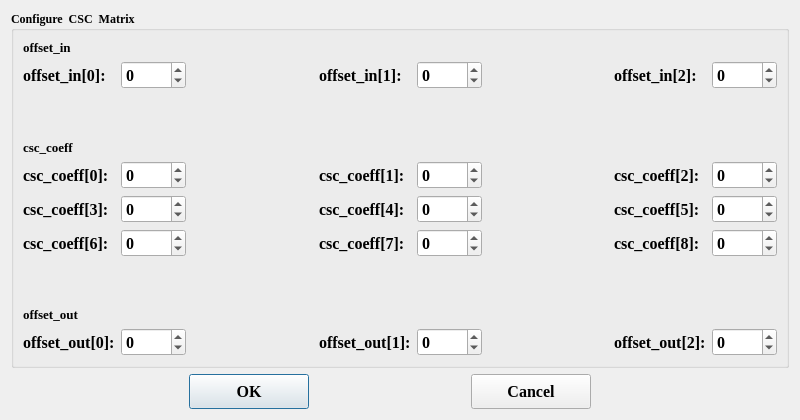
HuJingwen1211/MCISP, file Dialog/csc_dialog.ui: the form before one commit.
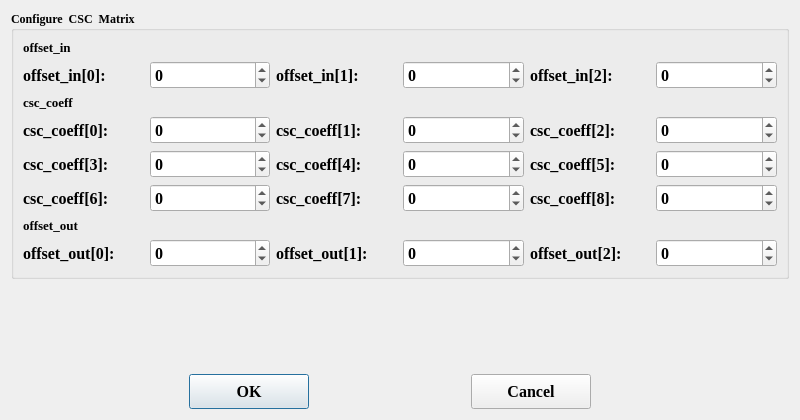
The form after the commit.

Patch:
```diff
--- a/Dialog/csc_dialog.ui
+++ b/Dialog/csc_dialog.ui
@@ -26,7 +26,6 @@
       <font>
        <family>Times New Roman</family>
        <pointsize>9</pointsize>
-       <weight>75</weight>
        <bold>true</bold>
       </font>
      </property>
@@ -34,61 +33,40 @@
       <string>Configure  CSC  Matrix</string>
      </property>
      <layout class="QGridLayout" name="gridLayout">
-      <item row="1" column="0">
-       <widget class="QLabel" name="label_16">
+      <item row="12" column="2">
+       <widget class="QLabel" name="label_8">
         <property name="font">
          <font>
-          <pointsize>10</pointsize>
-         </font>
-        </property>
-        <property name="text">
-         <string>offset_in</string>
-        </property>
-       </widget>
-      </item>
-      <item row="2" column="4">
-       <widget class="QSpinBox" name="offset_in1">
-        <property name="font">
-         <font>
           <family>Times New Roman</family>
           <pointsize>12</pointsize>
-          <weight>75</weight>
           <bold>true</bold>
          </font>
         </property>
-        <property name="minimum">
-         <number>-5000</number>
+        <property name="text">
+         <string>csc_coeff[7]:</string>
         </property>
-        <property name="maximum">
-         <number>5000</number>
-        </property>
-        <property name="value">
-         <number>0</number>
-        </property>
        </widget>
       </item>
-      <item row="2" column="0">
-       <widget class="QLabel" name="label_13">
+      <item row="6" column="4">
+       <widget class="QLabel" name="label_3">
         <property name="font">
          <font>
           <family>Times New Roman</family>
           <pointsize>12</pointsize>
-          <weight>75</weight>
           <bold>true</bold>
          </font>
         </property>
         <property name="text">
-         <string>offset_in[0]:</string>
+         <string>csc_coeff[2]:</string>
         </property>
        </widget>
       </item>
-      <item row="2" column="1">
-       <widget class="QSpinBox" name="offset_in0">
+      <item row="16" column="1">
+       <widget class="QSpinBox" name="offset_out0">
         <property name="font">
          <font>
           <family>Times New Roman</family>
           <pointsize>12</pointsize>
-          <weight>75</weight>
           <bold>true</bold>
          </font>
         </property>
@@ -104,22 +82,26 @@
        </widget>
       </item>
       <item row="16" column="0">
-       <widget class="QLabel" name="label_18">
+       <widget class="QLabel" name="label_10">
         <property name="font">
          <font>
-          <pointsize>10</pointsize>
+          <family>Times New Roman</family>
+          <pointsize>12</pointsize>
+          <bold>true</bold>
          </font>
         </property>
         <property name="text">
-         <string>offset_out</string>
+         <string>offset_out[0]:</string>
         </property>
        </widget>
       </item>
-      <item row="6" column="0">
+      <item row="5" column="0">
        <widget class="QLabel" name="label_17">
         <property name="font">
          <font>
+          <family>Times New Roman</family>
           <pointsize>10</pointsize>
+          <bold>true</bold>
          </font>
         </property>
         <property name="text">
@@ -127,100 +109,12 @@
         </property>
        </widget>
       </item>
-      <item row="13" column="7">
-       <widget class="QSpinBox" name="csc_coeff8">
-        <property name="font">
-         <font>
-          <family>Times New Roman</family>
-          <pointsize>12</pointsize>
-          <weight>75</weight>
-          <bold>true</bold>
-         </font>
-        </property>
-        <property name="minimum">
-         <number>-5000</number>
-        </property>
-        <property name="maximum">
-         <number>5000</number>
-        </property>
-        <property name="value">
-         <number>0</number>
-        </property>
-       </widget>
-      </item>
-      <item row="13" column="3">
-       <widget class="QLabel" name="label_8">
-        <property name="font">
-         <font>
-          <family>Times New Roman</family>
-          <pointsize>12</pointsize>
-          <weight>75</weight>
-          <bold>true</bold>
-         </font>
-        </property>
-        <property name="text">
-         <string>csc_coeff[7]:</string>
-        </property>
-       </widget>
-      </item>
-      <item row="13" column="6">
-       <widget class="QLabel" name="label_9">
-        <property name="font">
-         <font>
-          <family>Times New Roman</family>
-          <pointsize>12</pointsize>
-          <weight>75</weight>
-          <bold>true</bold>
-         </font>
-        </property>
-        <property name="text">
-         <string>csc_coeff[8]:</string>
-        </property>
-       </widget>
-      </item>
-      <item row="13" column="4">
-       <widget class="QSpinBox" name="csc_coeff7">
-        <property name="font">
-         <font>
-          <family>Times New Roman</family>
-          <pointsize>12</pointsize>
-          <weight>75</weight>
-          <bold>true</bold>
-         </font>
-        </property>
-        <property name="minimum">
-         <number>-5000</number>
-        </property>
-        <property name="maximum">
-         <number>5000</number>
-        </property>
-        <property name="value">
-         <number>0</number>
-        </property>
-       </widget>
-      </item>
-      <item row="7" column="0">
-       <widget class="QLabel" name="label">
-        <property name="font">
-         <font>
-          <family>Times New Roman</family>
-          <pointsize>12</pointsize>
-          <weight>75</weight>
-          <bold>true</bold>
-         </font>
-        </property>
-        <property name="text">
-         <string>csc_coeff[0]:</string>
-        </property>
-       </widget>
-      </item>
-      <item row="7" column="3">
+      <item row="6" column="2">
        <widget class="QLabel" name="label_2">
         <property name="font">
          <font>
           <family>Times New Roman</family>
           <pointsize>12</pointsize>
-          <weight>75</weight>
           <bold>true</bold>
          </font>
         </property>
@@ -229,106 +123,26 @@
         </property>
        </widget>
       </item>
-      <item row="7" column="4">
-       <widget class="QSpinBox" name="csc_coeff1">
+      <item row="6" column="0">
+       <widget class="QLabel" name="label">
         <property name="font">
          <font>
           <family>Times New Roman</family>
           <pointsize>12</pointsize>
-          <weight>75</weight>
           <bold>true</bold>
          </font>
         </property>
-        <property name="minimum">
-         <number>-5000</number>
-        </property>
-        <property name="maximum">
-         <number>5000</number>
-        </property>
-        <property name="value">
-         <number>0</number>
-        </property>
-       </widget>
-      </item>
-      <item row="10" column="1">
-       <widget class="QSpinBox" name="csc_coeff3">
-        <property name="font">
-         <font>
-          <family>Times New Roman</family>
-          <pointsize>12</pointsize>
-          <weight>75</weight>
-          <bold>true</bold>
-         </font>
-        </property>
-        <property name="minimum">
-         <number>-5000</number>
-        </property>
-        <property name="maximum">
-         <number>5000</number>
-        </property>
-        <property name="value">
-         <number>0</number>
-        </property>
-       </widget>
-      </item>
-      <item row="7" column="1">
-       <widget class="QSpinBox" name="csc_coeff0">
-        <property name="font">
-         <font>
-          <family>Times New Roman</family>
-          <pointsize>12</pointsize>
-          <weight>75</weight>
-          <bold>true</bold>
-         </font>
-        </property>
-        <property name="minimum">
-         <number>-5000</number>
-        </property>
-        <property name="maximum">
-         <number>5000</number>
-        </property>
-        <property name="value">
-         <number>0</number>
-        </property>
-       </widget>
-      </item>
-      <item row="17" column="0">
-       <widget class="QLabel" name="label_10">
-        <property name="font">
-         <font>
-          <family>Times New Roman</family>
-          <pointsize>12</pointsize>
-          <weight>75</weight>
-          <bold>true</bold>
-         </font>
-        </property>
         <property name="text">
-         <string>offset_out[0]:</string>
+         <string>csc_coeff[0]:</string>
         </property>
        </widget>
       </item>
-      <item row="10" column="0">
-       <widget class="QLabel" name="label_4">
-        <property name="font">
-         <font>
-          <family>Times New Roman</family>
-          <pointsize>12</pointsize>
-          <weight>75</weight>
-          <bold>true</bold>
-         </font>
-        </property>
-        <property name="text">
-         <string>csc_coeff[3]:</string>
-        </property>
-       </widget>
-      </item>
-      <item row="10" column="7">
+      <item row="9" column="5">
        <widget class="QSpinBox" name="csc_coeff5">
         <property name="font">
          <font>
           <family>Times New Roman</family>
           <pointsize>12</pointsize>
-          <weight>75</weight>
           <bold>true</bold>
          </font>
         </property>
@@ -343,43 +157,80 @@
         </property>
        </widget>
       </item>
-      <item row="7" column="6">
-       <widget class="QLabel" name="label_3">
+      <item row="2" column="1">
+       <widget class="QSpinBox" name="offset_in0">
         <property name="font">
          <font>
           <family>Times New Roman</family>
           <pointsize>12</pointsize>
-          <weight>75</weight>
           <bold>true</bold>
          </font>
         </property>
+        <property name="minimum">
+         <number>-5000</number>
+        </property>
+        <property name="maximum">
+         <number>5000</number>
+        </property>
+        <property name="value">
+         <number>0</number>
+        </property>
+       </widget>
+      </item>
+      <item row="1" column="0">
+       <widget class="QLabel" name="label_16">
+        <property name="font">
+         <font>
+          <family>Times New Roman</family>
+          <pointsize>10</pointsize>
+          <bold>true</bold>
+         </font>
+        </property>
         <property name="text">
-         <string>csc_coeff[2]:</string>
+         <string>offset_in</string>
         </property>
        </widget>
       </item>
-      <item row="10" column="6">
-       <widget class="QLabel" name="label_6">
+      <item row="2" column="5">
+       <widget class="QSpinBox" name="offset_in2">
         <property name="font">
          <font>
           <family>Times New Roman</family>
           <pointsize>12</pointsize>
-          <weight>75</weight>
           <bold>true</bold>
          </font>
         </property>
+        <property name="minimum">
+         <number>-5000</number>
+        </property>
+        <property name="maximum">
+         <number>5000</number>
+        </property>
+        <property name="value">
+         <number>0</number>
+        </property>
+       </widget>
+      </item>
+      <item row="2" column="0">
+       <widget class="QLabel" name="label_13">
+        <property name="font">
+         <font>
+          <family>Times New Roman</family>
+          <pointsize>12</pointsize>
+          <bold>true</bold>
+         </font>
+        </property>
         <property name="text">
-         <string>csc_coeff[5]:</string>
+         <string>offset_in[0]:</string>
         </property>
        </widget>
       </item>
-      <item row="10" column="4">
+      <item row="9" column="3">
        <widget class="QSpinBox" name="csc_coeff4">
         <property name="font">
          <font>
           <family>Times New Roman</family>
           <pointsize>12</pointsize>
-          <weight>75</weight>
           <bold>true</bold>
          </font>
         </property>
@@ -394,13 +245,12 @@
         </property>
        </widget>
       </item>
-      <item row="17" column="4">
-       <widget class="QSpinBox" name="offset_out1">
+      <item row="12" column="5">
+       <widget class="QSpinBox" name="csc_coeff8">
         <property name="font">
          <font>
           <family>Times New Roman</family>
           <pointsize>12</pointsize>
-          <weight>75</weight>
           <bold>true</bold>
          </font>
         </property>
@@ -415,64 +265,12 @@
         </property>
        </widget>
       </item>
-      <item row="7" column="7">
-       <widget class="QSpinBox" name="csc_coeff2">
-        <property name="font">
-         <font>
-          <family>Times New Roman</family>
-          <pointsize>12</pointsize>
-          <weight>75</weight>
-          <bold>true</bold>
-         </font>
-        </property>
-        <property name="minimum">
-         <number>-5000</number>
-        </property>
-        <property name="maximum">
-         <number>5000</number>
-        </property>
-        <property name="value">
-         <number>0</number>
-        </property>
-       </widget>
-      </item>
-      <item row="10" column="3">
-       <widget class="QLabel" name="label_5">
-        <property name="font">
-         <font>
-          <family>Times New Roman</family>
-          <pointsize>12</pointsize>
-          <weight>75</weight>
-          <bold>true</bold>
-         </font>
-        </property>
-        <property name="text">
-         <string>csc_coeff[4]:</string>
-        </property>
-       </widget>
-      </item>
-      <item row="17" column="6">
-       <widget class="QLabel" name="label_12">
-        <property name="font">
-         <font>
-          <family>Times New Roman</family>
-          <pointsize>12</pointsize>
-          <weight>75</weight>
-          <bold>true</bold>
-         </font>
-        </property>
-        <property name="text">
-         <string>offset_out[2]:</string>
-        </property>
-       </widget>
-      </item>
-      <item row="13" column="1">
+      <item row="12" column="1">
        <widget class="QSpinBox" name="csc_coeff6">
         <property name="font">
          <font>
           <family>Times New Roman</family>
           <pointsize>12</pointsize>
-          <weight>75</weight>
           <bold>true</bold>
          </font>
         </property>
@@ -487,49 +285,12 @@
         </property>
        </widget>
       </item>
-      <item row="17" column="3">
-       <widget class="QLabel" name="label_11">
-        <property name="font">
-         <font>
-          <family>Times New Roman</family>
-          <pointsize>12</pointsize>
-          <weight>75</weight>
-          <bold>true</bold>
-         </font>
-        </property>
-        <property name="text">
-         <string>offset_out[1]:</string>
-        </property>
-       </widget>
-      </item>
-      <item row="17" column="7">
-       <widget class="QSpinBox" name="offset_out2">
-        <property name="font">
-         <font>
-          <family>Times New Roman</family>
-          <pointsize>12</pointsize>
-          <weight>75</weight>
-          <bold>true</bold>
-         </font>
-        </property>
-        <property name="minimum">
-         <number>-5000</number>
-        </property>
-        <property name="maximum">
-         <number>5000</number>
-        </property>
-        <property name="value">
-         <number>0</number>
-        </property>
-       </widget>
-      </item>
-      <item row="13" column="0">
+      <item row="12" column="0">
        <widget class="QLabel" name="label_7">
         <property name="font">
          <font>
           <family>Times New Roman</family>
           <pointsize>12</pointsize>
-          <weight>75</weight>
           <bold>true</bold>
          </font>
         </property>
@@ -538,26 +299,32 @@
         </property>
        </widget>
       </item>
-      <item row="5" column="3">
-       <spacer name="verticalSpacer_2">
-        <property name="orientation">
-         <enum>Qt::Vertical</enum>
+      <item row="2" column="3">
+       <widget class="QSpinBox" name="offset_in1">
+        <property name="font">
+         <font>
+          <family>Times New Roman</family>
+          <pointsize>12</pointsize>
+          <bold>true</bold>
+         </font>
         </property>
-        <property name="sizeHint" stdset="0">
-         <size>
-          <width>20</width>
-          <height>40</height>
-         </size>
+        <property name="minimum">
+         <number>-5000</number>
         </property>
-       </spacer>
+        <property name="maximum">
+         <number>5000</number>
+        </property>
+        <property name="value">
+         <number>0</number>
+        </property>
+       </widget>
       </item>
-      <item row="17" column="1">
-       <widget class="QSpinBox" name="offset_out0">
+      <item row="6" column="1">
+       <widget class="QSpinBox" name="csc_coeff0">
         <property name="font">
          <font>
           <family>Times New Roman</family>
           <pointsize>12</pointsize>
-          <weight>75</weight>
           <bold>true</bold>
          </font>
         </property>
@@ -572,26 +339,12 @@
         </property>
        </widget>
       </item>
-      <item row="15" column="0" colspan="8">
-       <spacer name="verticalSpacer">
-        <property name="orientation">
-         <enum>Qt::Vertical</enum>
-        </property>
-        <property name="sizeHint" stdset="0">
-         <size>
-          <width>20</width>
-          <height>40</height>
-         </size>
-        </property>
-       </spacer>
-      </item>
-      <item row="2" column="6">
+      <item row="2" column="4">
        <widget class="QLabel" name="label_15">
         <property name="font">
          <font>
           <family>Times New Roman</family>
           <pointsize>12</pointsize>
-          <weight>75</weight>
           <bold>true</bold>
          </font>
         </property>
@@ -600,13 +353,32 @@
         </property>
        </widget>
       </item>
-      <item row="2" column="3">
+      <item row="6" column="3">
+       <widget class="QSpinBox" name="csc_coeff1">
+        <property name="font">
+         <font>
+          <family>Times New Roman</family>
+          <pointsize>12</pointsize>
+          <bold>true</bold>
+         </font>
+        </property>
+        <property name="minimum">
+         <number>-5000</number>
+        </property>
+        <property name="maximum">
+         <number>5000</number>
+        </property>
+        <property name="value">
+         <number>0</number>
+        </property>
+       </widget>
+      </item>
+      <item row="2" column="2">
        <widget class="QLabel" name="label_14">
         <property name="font">
          <font>
           <family>Times New Roman</family>
           <pointsize>12</pointsize>
-          <weight>75</weight>
           <bold>true</bold>
          </font>
         </property>
@@ -615,13 +387,26 @@
         </property>
        </widget>
       </item>
-      <item row="2" column="7">
-       <widget class="QSpinBox" name="offset_in2">
+      <item row="15" column="0">
+       <widget class="QLabel" name="label_18">
         <property name="font">
          <font>
           <family>Times New Roman</family>
+          <pointsize>10</pointsize>
+          <bold>true</bold>
+         </font>
+        </property>
+        <property name="text">
+         <string>offset_out</string>
+        </property>
+       </widget>
+      </item>
+      <item row="16" column="3">
+       <widget class="QSpinBox" name="offset_out1">
+        <property name="font">
+         <font>
+          <family>Times New Roman</family>
           <pointsize>12</pointsize>
-          <weight>75</weight>
           <bold>true</bold>
          </font>
         </property>
@@ -636,36 +421,187 @@
         </property>
        </widget>
       </item>
-      <item row="7" column="2">
-       <spacer name="horizontalSpacer_4">
-        <property name="orientation">
-         <enum>Qt::Horizontal</enum>
+      <item row="16" column="4">
+       <widget class="QLabel" name="label_12">
+        <property name="font">
+         <font>
+          <family>Times New Roman</family>
+          <pointsize>12</pointsize>
+          <bold>true</bold>
+         </font>
         </property>
-        <property name="sizeHint" stdset="0">
-         <size>
-          <width>40</width>
-          <height>20</height>
-         </size>
+        <property name="text">
+         <string>offset_out[2]:</string>
         </property>
-       </spacer>
+       </widget>
       </item>
-      <item row="7" column="5">
-       <spacer name="horizontalSpacer_5">
-        <property name="orientation">
-         <enum>Qt::Horizontal</enum>
+      <item row="16" column="5">
+       <widget class="QSpinBox" name="offset_out2">
+        <property name="font">
+         <font>
+          <family>Times New Roman</family>
+          <pointsize>12</pointsize>
+          <bold>true</bold>
+         </font>
         </property>
-        <property name="sizeHint" stdset="0">
-         <size>
-          <width>40</width>
-          <height>20</height>
-         </size>
+        <property name="minimum">
+         <number>-5000</number>
         </property>
-       </spacer>
+        <property name="maximum">
+         <number>5000</number>
+        </property>
+        <property name="value">
+         <number>0</number>
+        </property>
+       </widget>
+      </item>
+      <item row="16" column="2">
+       <widget class="QLabel" name="label_11">
+        <property name="font">
+         <font>
+          <family>Times New Roman</family>
+          <pointsize>12</pointsize>
+          <bold>true</bold>
+         </font>
+        </property>
+        <property name="text">
+         <string>offset_out[1]:</string>
+        </property>
+       </widget>
+      </item>
+      <item row="9" column="1">
+       <widget class="QSpinBox" name="csc_coeff3">
+        <property name="font">
+         <font>
+          <family>Times New Roman</family>
+          <pointsize>12</pointsize>
+          <bold>true</bold>
+         </font>
+        </property>
+        <property name="minimum">
+         <number>-5000</number>
+        </property>
+        <property name="maximum">
+         <number>5000</number>
+        </property>
+        <property name="value">
+         <number>0</number>
+        </property>
+       </widget>
+      </item>
+      <item row="12" column="3">
+       <widget class="QSpinBox" name="csc_coeff7">
+        <property name="font">
+         <font>
+          <family>Times New Roman</family>
+          <pointsize>12</pointsize>
+          <bold>true</bold>
+         </font>
+        </property>
+        <property name="minimum">
+         <number>-5000</number>
+        </property>
+        <property name="maximum">
+         <number>5000</number>
+        </property>
+        <property name="value">
+         <number>0</number>
+        </property>
+       </widget>
+      </item>
+      <item row="12" column="4">
+       <widget class="QLabel" name="label_9">
+        <property name="font">
+         <font>
+          <family>Times New Roman</family>
+          <pointsize>12</pointsize>
+          <bold>true</bold>
+         </font>
+        </property>
+        <property name="text">
+         <string>csc_coeff[8]:</string>
+        </property>
+       </widget>
+      </item>
+      <item row="6" column="5">
+       <widget class="QSpinBox" name="csc_coeff2">
+        <property name="font">
+         <font>
+          <family>Times New Roman</family>
+          <pointsize>12</pointsize>
+          <bold>true</bold>
+         </font>
+        </property>
+        <property name="minimum">
+         <number>-5000</number>
+        </property>
+        <property name="maximum">
+         <number>5000</number>
+        </property>
+        <property name="value">
+         <number>0</number>
+        </property>
+       </widget>
+      </item>
+      <item row="9" column="0">
+       <widget class="QLabel" name="label_4">
+        <property name="font">
+         <font>
+          <family>Times New Roman</family>
+          <pointsize>12</pointsize>
+          <bold>true</bold>
+         </font>
+        </property>
+        <property name="text">
+         <string>csc_coeff[3]:</string>
+        </property>
+       </widget>
+      </item>
+      <item row="9" column="2">
+       <widget class="QLabel" name="label_5">
+        <property name="font">
+         <font>
+          <family>Times New Roman</family>
+          <pointsize>12</pointsize>
+          <bold>true</bold>
+         </font>
+        </property>
+        <property name="text">
+         <string>csc_coeff[4]:</string>
+        </property>
+       </widget>
+      </item>
+      <item row="9" column="4">
+       <widget class="QLabel" name="label_6">
+        <property name="font">
+         <font>
+          <family>Times New Roman</family>
+          <pointsize>12</pointsize>
+          <bold>true</bold>
+         </font>
+        </property>
+        <property name="text">
+         <string>csc_coeff[5]:</string>
+        </property>
+       </widget>
       </item>
      </layout>
     </widget>
    </item>
-   <item row="1" column="0">
+   <item row="2" column="4">
+    <spacer name="horizontalSpacer_3">
+     <property name="orientation">
+      <enum>Qt::Horizontal</enum>
+     </property>
+     <property name="sizeHint" stdset="0">
+      <size>
+       <width>228</width>
+       <height>20</height>
+      </size>
+     </property>
+    </spacer>
+   </item>
+   <item row="2" column="0">
     <spacer name="horizontalSpacer_2">
      <property name="orientation">
       <enum>Qt::Horizontal</enum>
@@ -678,7 +614,7 @@
      </property>
     </spacer>
    </item>
-   <item row="1" column="1">
+   <item row="2" column="1">
     <widget class="QPushButton" name="OK">
      <property name="minimumSize">
       <size>
@@ -690,7 +626,6 @@
       <font>
        <family>Times New Roman</family>
        <pointsize>12</pointsize>
-       <weight>75</weight>
        <bold>true</bold>
       </font>
      </property>
@@ -699,7 +634,7 @@
      </property>
     </widget>
    </item>
-   <item row="1" column="2">
+   <item row="2" column="2">
     <spacer name="horizontalSpacer">
      <property name="orientation">
       <enum>Qt::Horizontal</enum>
@@ -712,7 +647,7 @@
      </property>
     </spacer>
    </item>
-   <item row="1" column="3">
+   <item row="2" column="3">
     <widget class="QPushButton" name="Cancel">
      <property name="minimumSize">
       <size>
@@ -724,7 +659,6 @@
       <font>
        <family>Times New Roman</family>
        <pointsize>12</pointsize>
-       <weight>75</weight>
        <bold>true</bold>
       </font>
      </property>
@@ -733,15 +667,15 @@
      </property>
     </widget>
    </item>
-   <item row="1" column="4">
-    <spacer name="horizontalSpacer_3">
+   <item row="1" column="2">
+    <spacer name="verticalSpacer">
      <property name="orientation">
-      <enum>Qt::Horizontal</enum>
+      <enum>Qt::Vertical</enum>
      </property>
      <property name="sizeHint" stdset="0">
       <size>
-       <width>228</width>
-       <height>20</height>
+       <width>20</width>
+       <height>40</height>
       </size>
      </property>
     </spacer>
```
